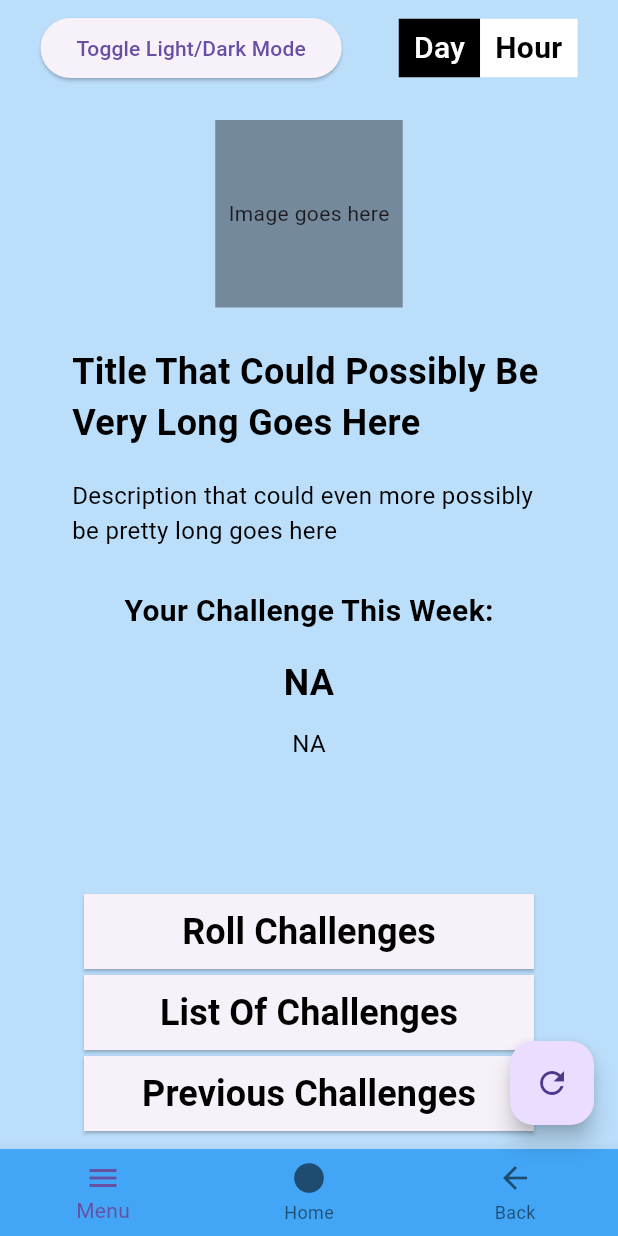
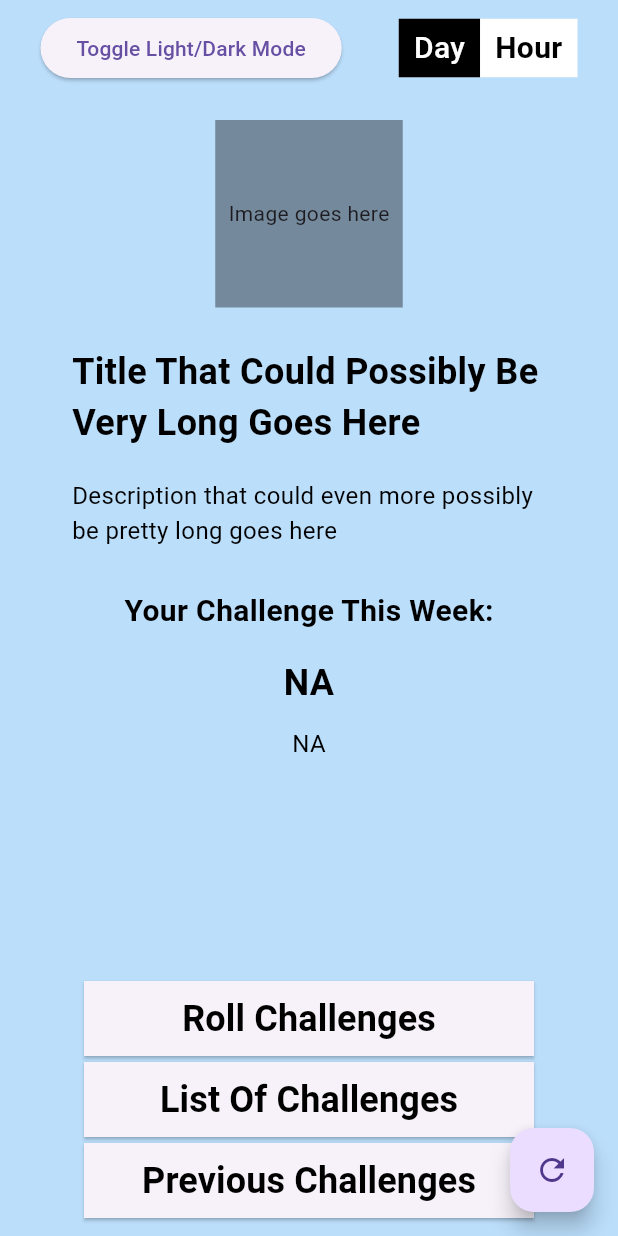
Before and after one commit to Sabagan/EcoQuest, a Flutter app: the MainPage screen opened directly with empty values, on a phone screen of 412 x 824 dp. Run offline on Flutter 3.47's test engine with Material 3 defaults, Android fonts, the phone set to English and light mode, and no system bars; our stand-ins replace shared_preferences; accounts and stored records are empty.

Commit message:
small changes

```diff
--- a/lib/pages/main_page.dart
+++ b/lib/pages/main_page.dart
@@ -41,15 +41,6 @@ class _MainPageState extends State<MainPage> {
 
     return Scaffold(
       backgroundColor: widget.isDarkMode ? Colors.blue[400] : Colors.blue[100],
-      bottomNavigationBar: BottomNavigationBar(
-        backgroundColor:
-            widget.isDarkMode ? Colors.blue[100] : Colors.blue[400],
-        items: [
-          BottomNavigationBarItem(icon: Icon(Icons.menu), label: "Menu"),
-          BottomNavigationBarItem(icon: Icon(Icons.circle), label: "Home"),
-          BottomNavigationBarItem(icon: Icon(Icons.arrow_back), label: "Back"),
-        ],
-      ),
       floatingActionButton: FloatingActionButton(
         onPressed: () => ChallengePreferences.resetPrefs(),
         child: Icon(Icons.refresh),
```
Also changed, not shown: lib/styles/app_theme.dart (added, +31 -0 lines), assets/temp/temp.png (added), 1 other file.
